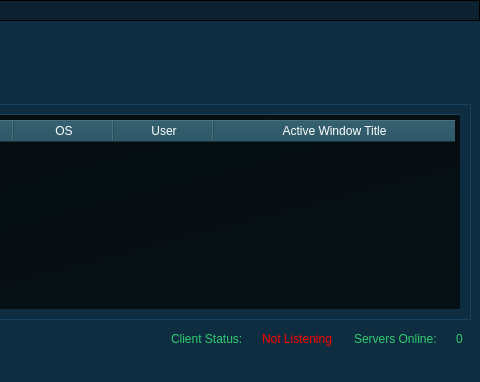
Before: the Qt Designer form UPGRADE/SOURCE/gui.ui in pavliqs/Mirakuru, drawn with Qt 5; both pictures show x 311 to 791 and y 0 to 382 of the 791 by 382 pixel window.
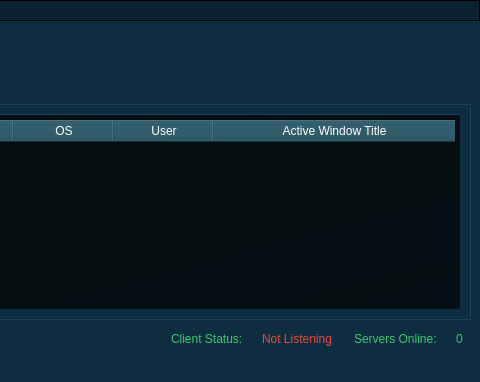
After: the same form once the commit is applied. Icons and pictures are not drawn.

```diff
--- a/UPGRADE/SOURCE/gui.ui
+++ b/UPGRADE/SOURCE/gui.ui
@@ -246,7 +246,7 @@
        <widget class="QLabel" name="statusLabel">
         <property name="styleSheet">
          <string notr="true">padding: 5px;
-color: red;</string>
+color: #e74c3c;</string>
         </property>
         <property name="text">
          <string>Not Listening</string>
```
